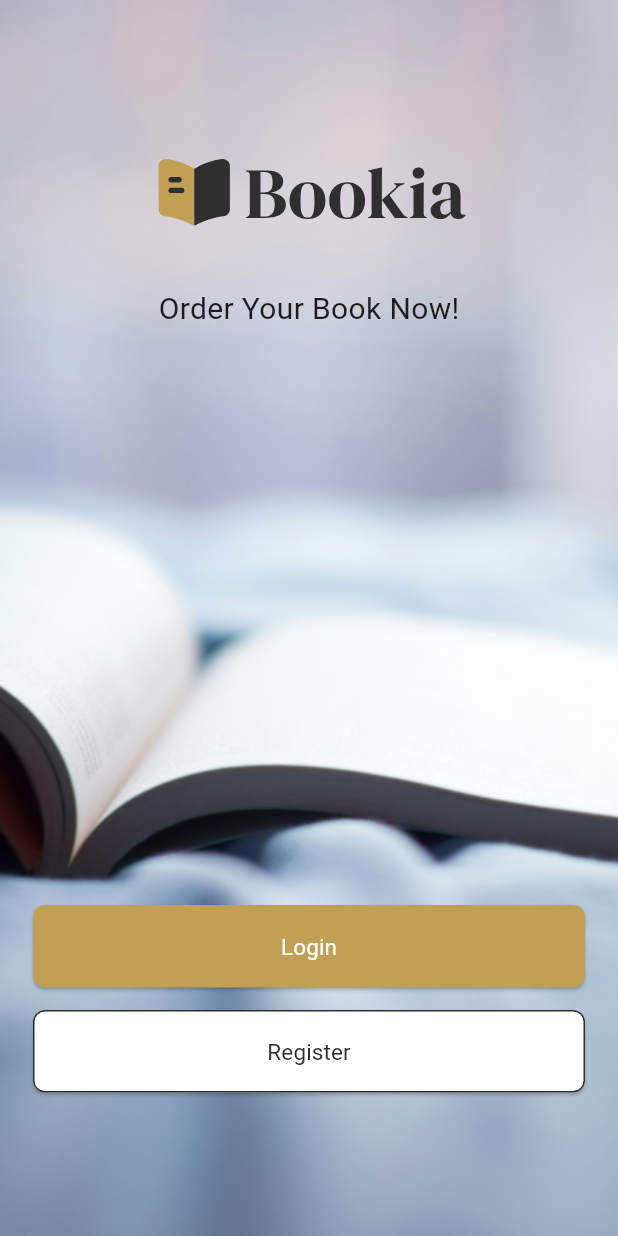
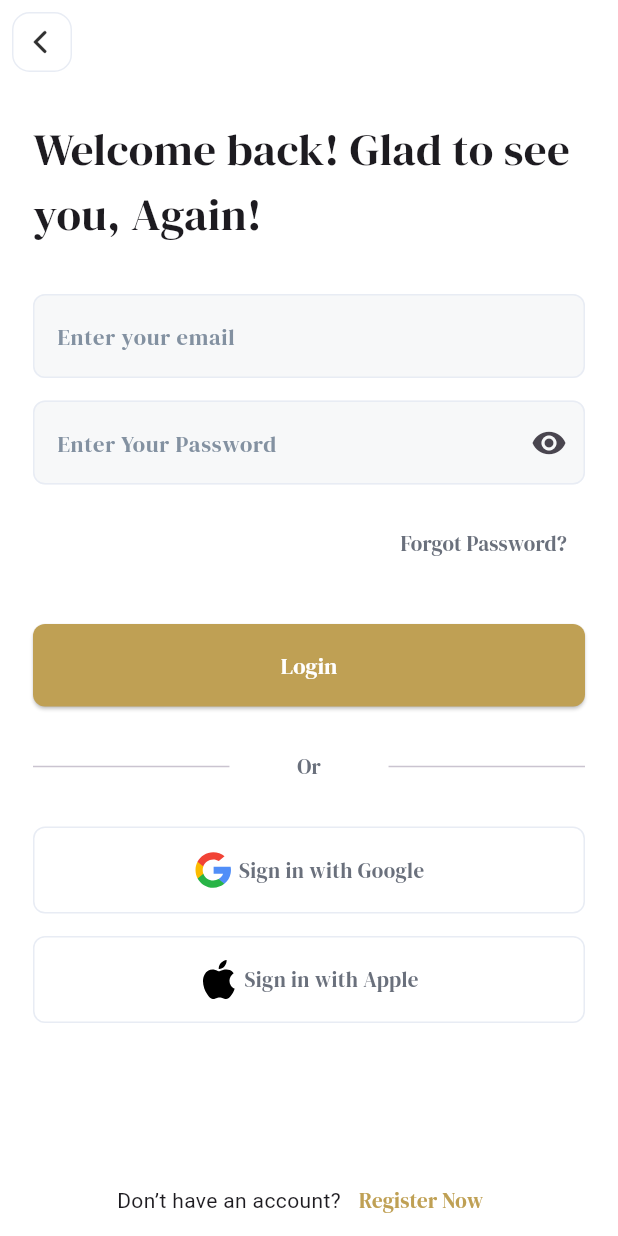
Before and after one commit to KingNarmar/bookia, a Flutter app: the screen it shows after launch, on a phone screen of 412 x 824 dp. Run offline on Flutter 3.47's test engine with Material 3 defaults, Android fonts, the phone set to English and light mode, and no system bars; our stand-ins replace flutter_svg, gap; Roboto replaces fonts that are missing (DM Serif Display).

Commit message:
Login Screen UI Done

```diff
--- a/lib/app_root/app_root.dart
+++ b/lib/app_root/app_root.dart
@@ -1,5 +1,6 @@
 import 'package:bookia/core/constants/app_fonts.dart';
-import 'package:bookia/features/welcome/screens/splash_screen.dart';
+import 'package:bookia/core/styles/app_colors.dart';
+import 'package:bookia/features/auth/screens/login_screen.dart';
 import 'package:flutter/material.dart';
 
 class Bookia extends StatelessWidget {
@@ -9,8 +10,13 @@ class Bookia extends StatelessWidget {
   Widget build(BuildContext context) {
     return MaterialApp(
       debugShowCheckedModeBanner: false,
-      theme: ThemeData(fontFamily: AppFonts.dmSerifDisplay),
-      home: SplashScreen(),
+      theme: ThemeData(
+        fontFamily: AppFonts.dmSerifDisplay,
+        scaffoldBackgroundColor: AppColors.bgColor,
+        appBarTheme: AppBarThemeData(backgroundColor: AppColors.bgColor),
+        dividerColor: AppColors.borderColor,
+      ),
+      home: LoginScreen(),
     );
   }
 }
--- a/lib/core/constants/app_fonts.dart
+++ b/lib/core/constants/app_fonts.dart
@@ -1,3 +1,3 @@
 abstract class AppFonts {
-  static const String dmSerifDisplay = "DM Serif Display";
+  static const String dmSerifDisplay = "DMSerifDisplay";
 }
--- a/lib/core/constants/app_images.dart
+++ b/lib/core/constants/app_images.dart
@@ -1,8 +1,11 @@
 abstract class AppImages {
   static const String logoSvg = "assets/images/logo.svg";
   static const String welcome = "assets/images/welcome.png";
-  static const String bookMarkIcon = "assets/icons/Bookmark.svg";
-  static const String cartIcon = "assets/icons/cart.svg";
-  static const String homeIcon = "assets/icons/Home.svg";
-  static const String profileIcon = "assets/icons/Profile.svg";
+  static const String bookMarkIconSvg = "assets/icons/Bookmark.svg";
+  static const String cartIconSvg = "assets/icons/cart.svg";
+  static const String homeIconSvg = "assets/icons/Home.svg";
+  static const String profileIconSvg = "assets/icons/Profile.svg";
+  static const String backIconsvg = "assets/icons/back.svg";
+  static const String googleIconSvg = "assets/icons/google.svg";
+  static const String appleIconSvg = "assets/icons/apple.svg";
 }
--- a/lib/core/functions/navigations.dart
+++ b/lib/core/functions/navigations.dart
@@ -11,6 +11,6 @@ void pushTo(Widget nextPage, BuildContext context) {
   Navigator.push(context, MaterialPageRoute(builder: (context) => nextPage));
 }
 
-void pop(Widget nextPage, BuildContext context) {
+void pop(BuildContext context) {
   Navigator.pop(context);
 }
--- /dev/null
+++ b/lib/core/widgets/custom_text_form_field.dart
@@ -0,0 +1,43 @@
+import 'package:bookia/core/styles/app_colors.dart';
+import 'package:bookia/core/styles/text_styles.dart';
+import 'package:flutter/material.dart';
+
+class CustomTextFormField extends StatelessWidget {
+  const CustomTextFormField({
+    super.key,
+    required this.hint,
+    this.keyboardType,
+    this.validator,
+    this.icon,
+  });
+  final String hint;
+  final TextInputType? keyboardType;
+  final String? Function(String?)? validator;
+  final IconButton? icon;
+  @override
+  Widget build(BuildContext context) {
+    return TextFormField(
+      keyboardType: keyboardType,
+      onTapOutside: (event) {
+        FocusManager.instance.primaryFocus?.unfocus();
+      },
+      decoration: InputDecoration(
+        filled: true,
+        fillColor: AppColors.accentColor,
+        hintText: hint,
+        hintStyle: TextStyles.w400s15.copyWith(color: AppColors.grayColor),
+        prefixIcon: icon,
+        enabledBorder: OutlineInputBorder(
+          borderRadius: BorderRadius.circular(8),
+          borderSide: BorderSide(color: AppColors.borderColor),
+        ),
+        focusedBorder: OutlineInputBorder(
+          borderRadius: BorderRadius.circular(8),
+          borderSide: BorderSide(color: AppColors.borderColor),
+        ),
+      ),
+      validator: validator,
+      onChanged: (value) {},
+    );
+  }
+}
--- /dev/null
+++ b/lib/core/widgets/password_text_form_field.dart
@@ -0,0 +1,52 @@
+import 'package:bookia/core/styles/app_colors.dart';
+import 'package:bookia/core/styles/text_styles.dart';
+import 'package:flutter/material.dart';
+
+class PasswordTextFormField extends StatefulWidget {
+  const PasswordTextFormField({super.key, this.validator});
+
+  final String? Function(String?)? validator;
+
+  @override
+  State<PasswordTextFormField> createState() => _PasswordTextFormFieldState();
+}
+
+class _PasswordTextFormFieldState extends State<PasswordTextFormField> {
+  bool ishide = true;
+  @override
+  Widget build(BuildContext context) {
+    return TextFormField(
+      obscureText: ishide,
+      keyboardType: TextInputType.emailAddress,
+      onTapOutside: (event) {
+        FocusManager.instance.primaryFocus?.unfocus();
+      },
+      decoration: InputDecoration(
+        fillColor: AppColors.accentColor,
+        filled: true,
+        suffixIcon: IconButton(
+          icon: ishide
+              ? Icon(Icons.remove_red_eye)
+              : Icon(Icons.visibility_off),
+          onPressed: () {
+            setState(() {
+              ishide = !ishide;
+            });
+          },
+        ),
+        hintText: "Enter Your Password",
+        hintStyle: TextStyles.w400s15.copyWith(color: AppColors.grayColor),
+        enabledBorder: OutlineInputBorder(
+          borderRadius: BorderRadius.circular(8),
+          borderSide: BorderSide(color: AppColors.borderColor),
+        ),
+        focusedBorder: OutlineInputBorder(
+          borderRadius: BorderRadius.circular(8),
+          borderSide: BorderSide(color: AppColors.borderColor),
+        ),
+      ),
+      validator: widget.validator,
+      onChanged: (value) {},
+    );
+  }
+}
--- /dev/null
+++ b/lib/features/auth/screens/login_screen.dart
@@ -0,0 +1,89 @@
+import 'package:bookia/core/constants/app_images.dart';
+import 'package:bookia/core/functions/navigations.dart';
+import 'package:bookia/core/styles/app_colors.dart';
+import 'package:bookia/core/styles/text_styles.dart';
+import 'package:bookia/core/widgets/custom_text_form_field.dart';
+import 'package:bookia/core/widgets/main_button.dart';
+import 'package:bookia/core/widgets/password_text_form_field.dart';
+import 'package:bookia/features/auth/widgets/auth_footer.dart';
+import 'package:bookia/features/auth/widgets/social_auth_button.dart';
+import 'package:flutter/material.dart';
+import 'package:flutter_svg/flutter_svg.dart';
+import 'package:gap/gap.dart';
+
+class LoginScreen extends StatelessWidget {
+  const LoginScreen({super.key});
+
+  @override
+  Widget build(BuildContext context) {
+    return Scaffold(
+      appBar: AppBar(
+        leading: IconButton(
+          onPressed: () {
+            pop(context);
+          },
+          icon: SvgPicture.asset(AppImages.backIconsvg),
+        ),
+      ),
+      body: Padding(
+        padding: const EdgeInsets.all(22),
+        child: Column(
+          children: [
+            Text(
+              "Welcome back! Glad to see you, Again!",
+              style: TextStyles.w400s30,
+            ),
+            Gap(32),
+            CustomTextFormField(hint: "Enter your email"),
+            Gap(15),
+            PasswordTextFormField(),
+            Gap(15),
+            TextButton(
+              onPressed: () {},
+              child: Align(
+                alignment: AlignmentGeometry.centerRight,
+                child: Text(
+                  "Forgot Password?",
+                  style: TextStyles.w400s14.copyWith(color: AppColors.darkGray),
+                ),
+              ),
+            ),
+            Gap(30),
+            MainButton(text: "Login", onPressed: () {}),
+            Gap(30),
+            Row(
+              children: [
+                Expanded(child: Divider()),
+                Padding(
+                  padding: const EdgeInsets.symmetric(horizontal: 45),
+                  child: Text(
+                    "Or",
+                    style: TextStyles.w400s14.copyWith(
+                      color: AppColors.darkGray,
+                    ),
+                  ),
+                ),
+                Expanded(child: Divider()),
+              ],
+            ),
+            Gap(30),
+            SocialAuthButton(
+              iconPath: AppImages.googleIconSvg,
+              text: "Sign in with Google",
+              onTap: () {},
+            ),
+            Gap(15),
+            SocialAuthButton(
+              iconPath: AppImages.appleIconSvg,
+              text: "Sign in with Apple",
+            ),
+          ],
+        ),
+      ),
+      bottomNavigationBar: AuthFooter(
+        text: "Don’t have an account?",
+        textButton: "Register Now",
+      ),
+    );
+  }
+}
--- /dev/null
+++ b/lib/features/auth/widgets/auth_footer.dart
@@ -0,0 +1,42 @@
+import 'package:bookia/core/styles/app_colors.dart';
+import 'package:bookia/core/styles/text_styles.dart';
+import 'package:flutter/material.dart';
+
+class AuthFooter extends StatelessWidget {
+  const AuthFooter({
+    super.key,
+    required this.text,
+    required this.textButton,
+    this.onPressed,
+  });
+  final String text;
+  final String textButton;
+  final void Function()? onPressed;
+  @override
+  Widget build(BuildContext context) {
+    return Row(
+      mainAxisAlignment: MainAxisAlignment.center,
+      children: [
+        Text.rich(
+          TextSpan(
+            children: [
+              TextSpan(text: text, style: TextStyles.w400s14),
+              WidgetSpan(
+                alignment: PlaceholderAlignment.middle,
+                child: TextButton(
+                  onPressed: onPressed,
+                  child: Text(
+                    textButton,
+                    style: TextStyles.w400s14.copyWith(
+                      color: AppColors.primaryColor,
+                    ),
+                  ),
+                ),
+              ),
+            ],
+          ),
+        ),
+      ],
+    );
+  }
+}
--- /dev/null
+++ b/lib/features/auth/widgets/social_auth_button.dart
@@ -0,0 +1,43 @@
+import 'package:bookia/core/styles/app_colors.dart';
+import 'package:bookia/core/styles/text_styles.dart';
+import 'package:flutter/material.dart';
+import 'package:flutter_svg/flutter_svg.dart';
+import 'package:gap/gap.dart';
+
+class SocialAuthButton extends StatelessWidget {
+  const SocialAuthButton({
+    super.key,
+    this.onTap,
+    required this.iconPath,
+    required this.text,
+  });
+  final Function()? onTap;
+  final String iconPath;
+  final String text;
+  @override
+  Widget build(BuildContext context) {
+    return GestureDetector(
+      onTap: onTap,
+      child: Container(
+        decoration: BoxDecoration(
+          borderRadius: BorderRadius.circular(8),
+          border: Border.all(color: AppColors.borderColor),
+        ),
+        child: Row(
+          mainAxisAlignment: MainAxisAlignment.center,
+          children: [
+            SvgPicture.asset(iconPath),
+            Gap(4),
+            Padding(
+              padding: const EdgeInsets.symmetric(vertical: 18),
+              child: Text(
+                text,
+                style: TextStyles.w400s14.copyWith(color: AppColors.darkGray),
+              ),
+            ),
+          ],
+        ),
+      ),
+    );
+  }
+}
--- a/lib/features/welcome/screens/welcome_screen.dart
+++ b/lib/features/welcome/screens/welcome_screen.dart
@@ -1,7 +1,9 @@
 import 'package:bookia/core/constants/app_images.dart';
+import 'package:bookia/core/functions/navigations.dart';
 import 'package:bookia/core/styles/app_colors.dart';
 import 'package:bookia/core/styles/text_styles.dart';
 import 'package:bookia/core/widgets/main_button.dart';
+import 'package:bookia/features/auth/screens/login_screen.dart';
 import 'package:flutter/material.dart';
 import 'package:flutter_svg/flutter_svg.dart';
 import 'package:gap/gap.dart';
@@ -29,7 +31,12 @@ class WelcomeScreen extends StatelessWidget {
                 Gap(30),
                 Text("Order Your Book Now!", style: TextStyles.w400s20),
                 Spacer(flex: 4),
-                MainButton(text: "Login", onPressed: () {}),
+                MainButton(
+                  text: "Login",
+                  onPressed: () {
+                    pushTo(LoginScreen(), context);
+                  },
+                ),
                 Gap(15),
                 MainButton(
                   text: "Register",
```
Also changed, not shown: assets/icons/apple.svg (added), assets/icons/back.svg (added), assets/icons/google.svg (added).
